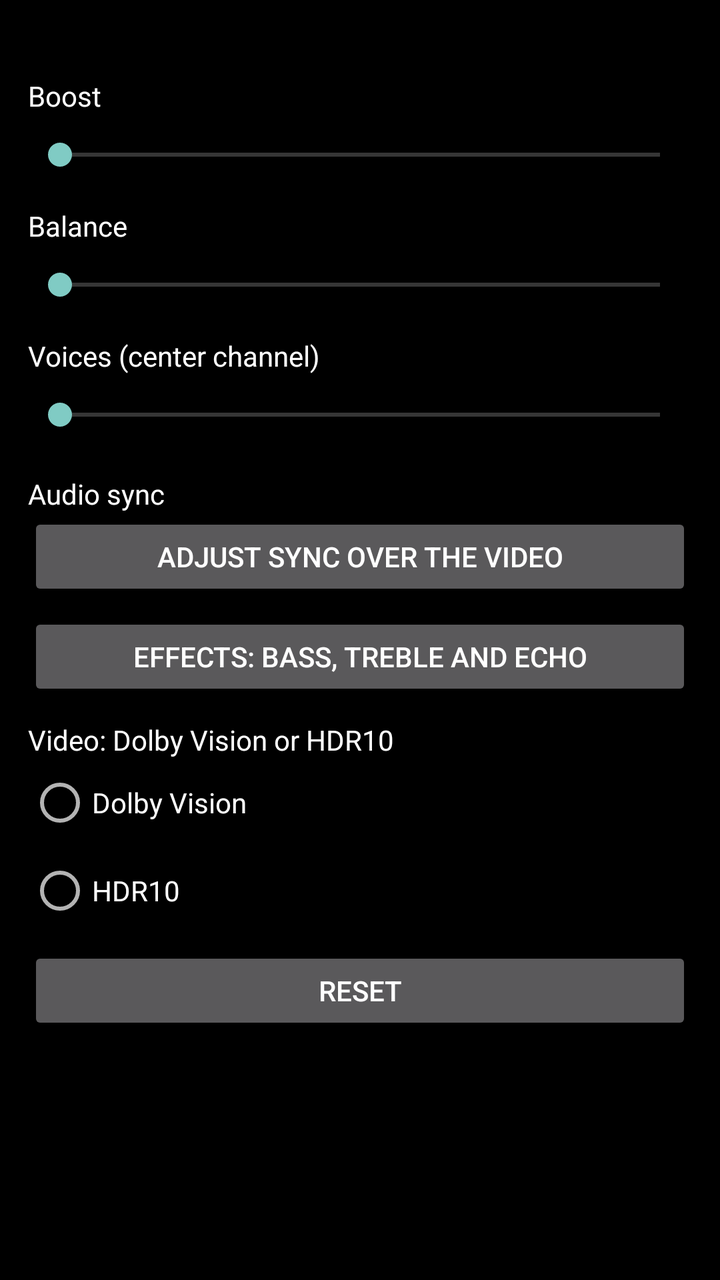
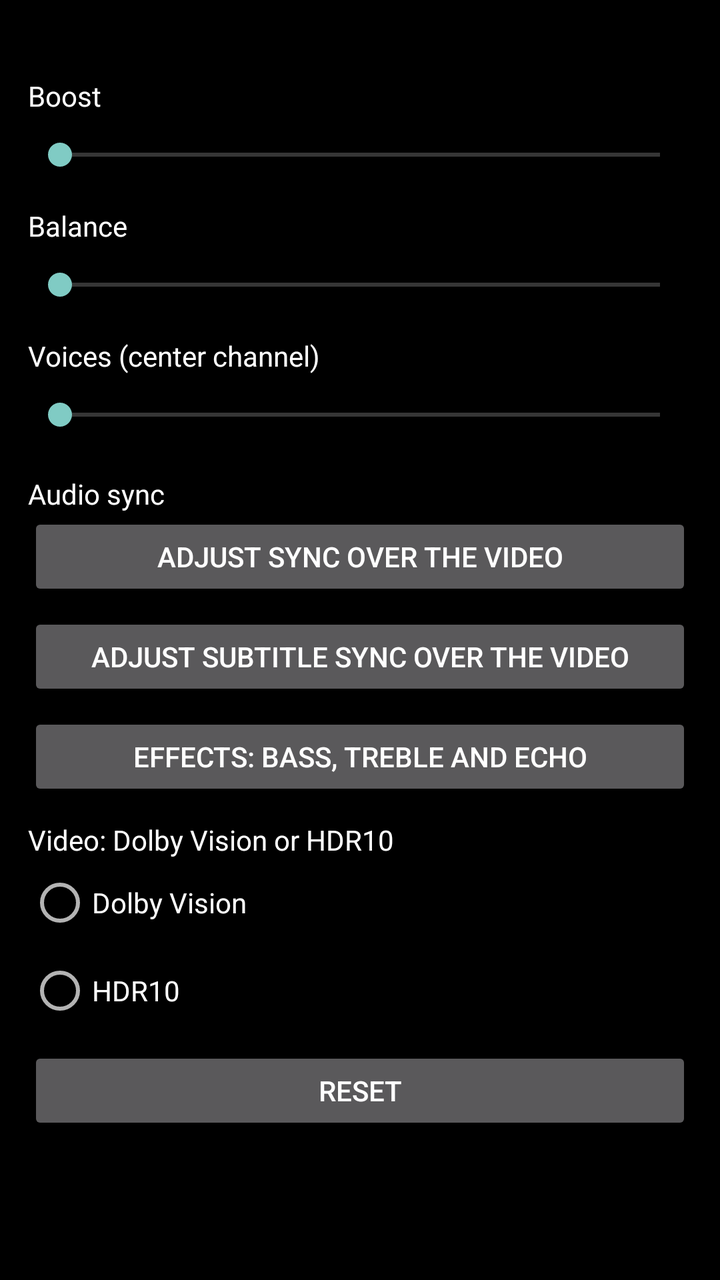

Before-and-after screenshots of an Android layout around one commit, followed by the original layout XML and the change that was made.
<!-- AndroidManifest.xml: application theme Theme.Player -->
<!-- res/layout/dialog_audio.xml -->
<?xml version="1.0" encoding="utf-8"?>
<ScrollView xmlns:android="http://schemas.android.com/apk/res/android"
    android:layout_width="match_parent"
    android:layout_height="match_parent"
    android:padding="14dp">

  <LinearLayout
      android:layout_width="match_parent"
      android:layout_height="wrap_content"
      android:orientation="vertical">

    <TextView
        android:id="@+id/audio_version"
        android:layout_width="match_parent"
        android:layout_height="wrap_content"
        android:layout_marginBottom="8dp"
        android:textColor="#B0B0B0"
        android:textSize="12sp" />

    <LinearLayout
        android:layout_width="match_parent"
        android:layout_height="wrap_content"
        android:orientation="horizontal">

      <TextView
          android:layout_width="0dp"
          android:layout_height="wrap_content"
          android:layout_weight="1"
          android:text="@string/audio_gain"
          android:textColor="#FFFFFF"
          android:textSize="14sp" />

      <TextView
          android:id="@+id/audio_gain_value"
          android:layout_width="wrap_content"
          android:layout_height="wrap_content"
          android:textColor="#FFFFFF"
          android:textSize="14sp" />
    </LinearLayout>

    <SeekBar
        android:id="@+id/audio_gain"
        android:layout_width="match_parent"
        android:layout_height="wrap_content"
        android:focusable="true"
        android:minHeight="40dp" />

    <LinearLayout
        android:layout_width="match_parent"
        android:layout_height="wrap_content"
        android:layout_marginTop="6dp"
        android:orientation="horizontal">

      <TextView
          android:layout_width="0dp"
          android:layout_height="wrap_content"
          android:layout_weight="1"
          android:text="@string/audio_balance"
          android:textColor="#FFFFFF"
          android:textSize="14sp" />

      <TextView
          android:id="@+id/audio_balance_value"
          android:layout_width="wrap_content"
          android:layout_height="wrap_content"
          android:textColor="#FFFFFF"
          android:textSize="14sp" />
    </LinearLayout>

    <SeekBar
        android:id="@+id/audio_balance"
        android:layout_width="match_parent"
        android:layout_height="wrap_content"
        android:focusable="true"
        android:minHeight="40dp" />

    <LinearLayout
        android:layout_width="match_parent"
        android:layout_height="wrap_content"
        android:layout_marginTop="6dp"
        android:orientation="horizontal">

      <TextView
          android:layout_width="0dp"
          android:layout_height="wrap_content"
          android:layout_weight="1"
          android:text="@string/audio_voice"
          android:textColor="#FFFFFF"
          android:textSize="14sp" />

      <TextView
          android:id="@+id/audio_voice_value"
          android:layout_width="wrap_content"
          android:layout_height="wrap_content"
          android:textColor="#FFFFFF"
          android:textSize="14sp" />
    </LinearLayout>

    <SeekBar
        android:id="@+id/audio_voice"
        android:layout_width="match_parent"
        android:layout_height="wrap_content"
        android:focusable="true"
        android:minHeight="40dp" />

    <LinearLayout
        android:layout_width="match_parent"
        android:layout_height="wrap_content"
        android:layout_marginTop="10dp"
        android:gravity="center_vertical"
        android:orientation="horizontal">

      <TextView
          android:layout_width="0dp"
          android:layout_height="wrap_content"
          android:layout_weight="1"
          android:text="@string/audio_delay"
          android:textColor="#FFFFFF"
          android:textSize="14sp" />

      <TextView
          android:id="@+id/audio_sync_value"
          android:layout_width="wrap_content"
          android:layout_height="wrap_content"
          android:textColor="#FFFFFF"
          android:textSize="14sp" />
    </LinearLayout>

    <Button
        android:id="@+id/audio_sync_open"
        android:layout_width="match_parent"
        android:layout_height="wrap_content"
        android:minHeight="44dp"
        android:text="@string/audio_sync_open"
        android:textSize="14sp" />

    <Button
        android:id="@+id/audio_effects_open"
        android:layout_width="match_parent"
        android:layout_height="wrap_content"
        android:layout_marginTop="6dp"
        android:minHeight="44dp"
        android:text="@string/effects_open"
        android:textSize="14sp" />

    <TextView
        android:layout_width="match_parent"
        android:layout_height="wrap_content"
        android:layout_marginTop="10dp"
        android:text="@string/video_hdr_mode"
        android:textColor="#FFFFFF"
        android:textSize="14sp" />

    <RadioGroup
        android:id="@+id/video_hdr_mode"
        android:layout_width="match_parent"
        android:layout_height="wrap_content"
        android:orientation="vertical">

      <RadioButton
          android:id="@+id/video_hdr_dv"
          android:layout_width="match_parent"
          android:layout_height="wrap_content"
          android:minHeight="44dp"
          android:focusable="true"
          android:text="@string/video_hdr_dv"
          android:textColor="#FFFFFF"
          android:textSize="14sp" />

      <RadioButton
          android:id="@+id/video_hdr_10"
          android:layout_width="match_parent"
          android:layout_height="wrap_content"
          android:minHeight="44dp"
          android:focusable="true"
          android:text="@string/video_hdr_10"
          android:textColor="#FFFFFF"
          android:textSize="14sp" />
    </RadioGroup>

    <Button
        android:id="@+id/audio_reset"
        android:layout_width="match_parent"
        android:layout_height="wrap_content"
        android:layout_marginTop="6dp"
        android:minHeight="44dp"
        android:text="@string/audio_reset"
        android:textSize="14sp" />

    <TextView
        android:id="@+id/audio_diag"
        android:layout_width="match_parent"
        android:layout_height="wrap_content"
        android:layout_marginTop="12dp"
        android:textColor="#B0B0B0"
        android:textSize="12sp" />

  </LinearLayout>
</ScrollView>
<!-- resources referenced by this layout -->
<resources>
  <string name="audio_balance">Balance</string>
  <string name="audio_delay">Audio sync</string>
  <string name="audio_gain">Boost</string>
  <string name="audio_reset">Reset</string>
  <string name="audio_sync_open">Adjust sync over the video</string>
  <string name="audio_voice">Voices (center channel)</string>
  <string name="effects_open">Effects: bass, treble and echo</string>
  <string name="video_hdr_10">HDR10</string>
  <string name="video_hdr_dv">Dolby Vision</string>
  <string name="video_hdr_mode">Video: Dolby Vision or HDR10</string>
  <style name="Theme.Player" parent="BaseTheme.Player">
      </style>
  <style name="BaseTheme.Player" parent="Theme.AppCompat.NoActionBar">
          <item name="android:statusBarColor">@color/ui_controls_background</item>
          <item name="android:navigationBarColor">@color/ui_controls_background</item>
          <item name="android:windowBackground">@color/black</item>
          <item name="android:windowLayoutInDisplayCutoutMode" tools:ignore="NewApi">shortEdges</item>
          <item name="android:forceDarkAllowed" tools:targetApi="29">false</item>
      </style>
  <color name="ui_controls_background">#98000000</color>
  <color name="black">#FF000000</color>
</resources>

<!-- the commit's change to res/layout/dialog_audio.xml (unified diff, before → after) -->
@@ -135,6 +135,15 @@
         android:textSize="14sp" />
 
     <Button
+        android:id="@+id/audio_subsync_open"
+        android:layout_width="match_parent"
+        android:layout_height="wrap_content"
+        android:layout_marginTop="6dp"
+        android:minHeight="44dp"
+        android:text="@string/audio_subsync_open"
+        android:textSize="14sp" />
+
+    <Button
         android:id="@+id/audio_effects_open"
         android:layout_width="match_parent"
         android:layout_height="wrap_content"
<!-- resource entries referenced after the edit -->
@@ -4,6 +4,7 @@
   <string name="audio_delay">Audio sync</string>
   <string name="audio_gain">Boost</string>
   <string name="audio_reset">Reset</string>
+  <string name="audio_subsync_open">Adjust subtitle sync over the video</string>
   <string name="audio_sync_open">Adjust sync over the video</string>
   <string name="audio_voice">Voices (center channel)</string>
   <string name="effects_open">Effects: bass, treble and echo</string>
